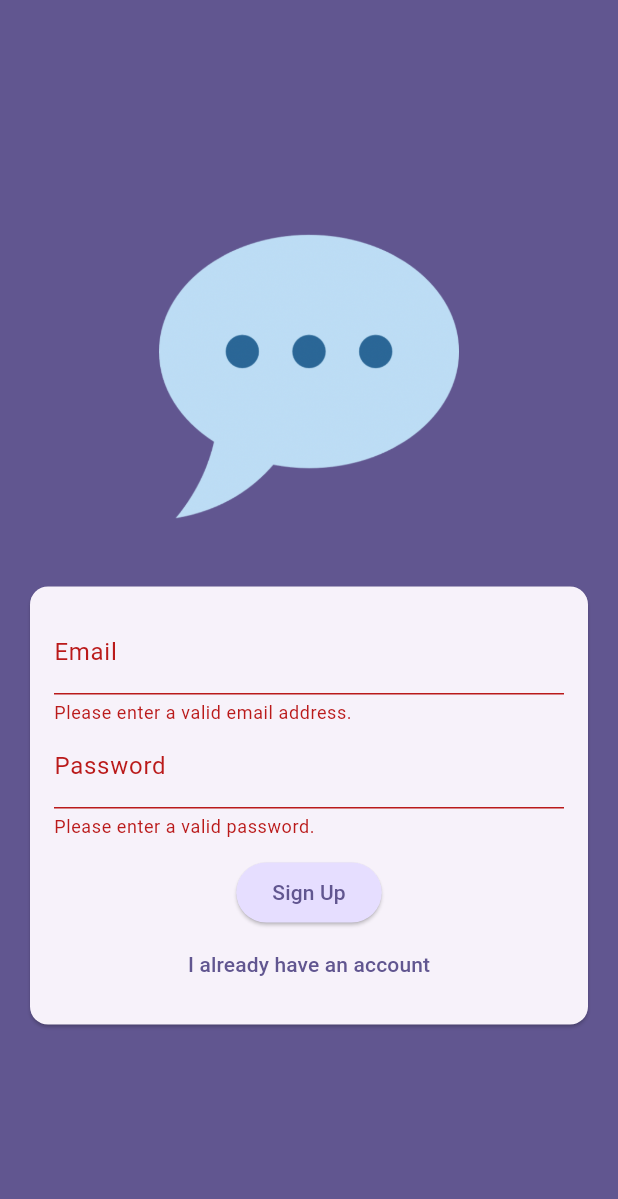
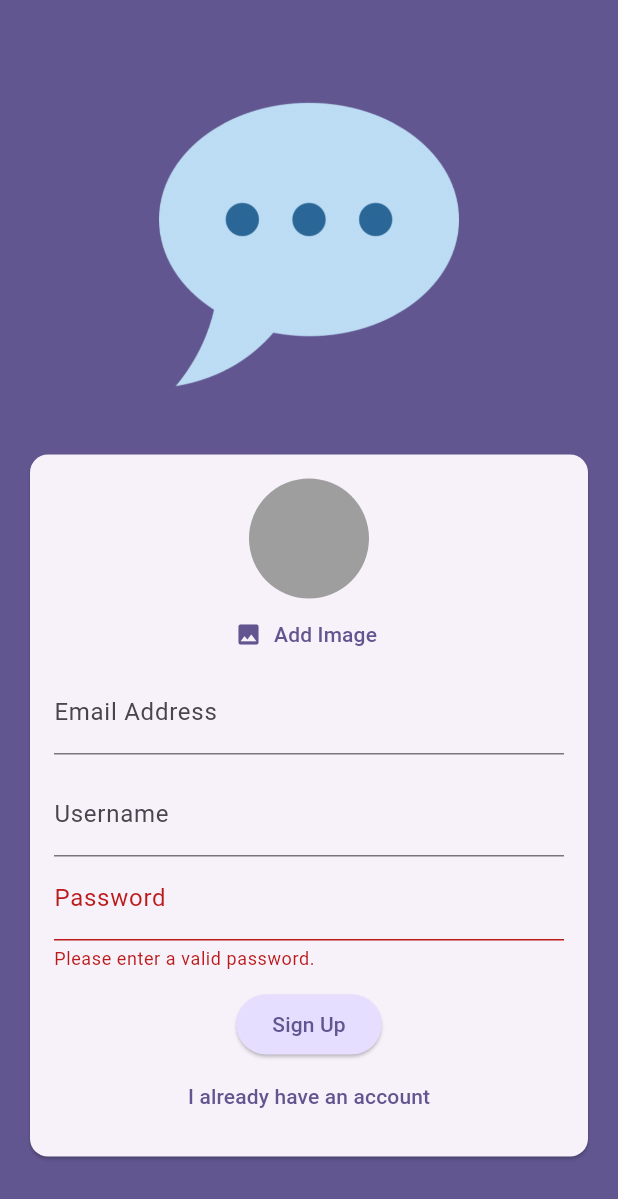
Before and after one commit to Km-khaled/flutter_basics, a Flutter app: the screen it shows after launch, after a tap on "Log In", after a tap on "Create an Account", on a phone screen of 412 x 824 dp. Shown: the top 1199 px of the screen. Run offline on Flutter 3.47's test engine with Material 3 defaults, Android fonts, the phone set to English and light mode, and no system bars; our stand-ins replace cloud_firestore, firebase_auth, firebase_core, firebase_storage, flutter_dotenv, flutter_riverpod and 6 more; accounts and stored records are empty; generated files the repository leaves out were written again.

Commit message:
Adding image upload, Firestore chat integration, and message bubble styling

```diff
--- a/chat_app/lib/main.dart
+++ b/chat_app/lib/main.dart
@@ -1,6 +1,6 @@
 import 'package:chat_app/screens/auth.dart';
 import 'package:chat_app/screens/chat.dart';
-import 'package:chat_app/screens/spalsh.dart';
+import 'package:chat_app/screens/splash.dart';
 import 'package:firebase_auth/firebase_auth.dart';
 import 'package:flutter/material.dart';
 import 'package:firebase_core/firebase_core.dart';
@@ -30,7 +30,7 @@
         stream: FirebaseAuth.instance.authStateChanges(),
         builder: (ctx, snapshot) {
           if (snapshot.connectionState == ConnectionState.waiting) {
-            return const SpalshScreen();
+            return const SplashScreen();
           }
           if (snapshot.hasData) {
             return const ChatScreen();
--- a/chat_app/lib/screens/auth.dart
+++ b/chat_app/lib/screens/auth.dart
@@ -1,3 +1,8 @@
+import 'dart:io';
+
+import 'package:chat_app/widgets/user_image_picker.dart';
+import 'package:cloud_firestore/cloud_firestore.dart';
+import 'package:firebase_storage/firebase_storage.dart';
 import 'package:flutter/material.dart';
 import 'package:firebase_auth/firebase_auth.dart';
 
@@ -14,16 +19,33 @@
   var _isLogin = true;
   final _formKey = GlobalKey<FormState>();
   var _enteredEmail = '';
+  var _enteredUsername = '';
   var _enteredPassword = '';
+  File? _selectedImage;
+  var _isAuthenticating = false;
+
+  void _pickedImage(File image) {
+    _selectedImage = image;
+  }
 
   void _submit() async {
     final isValid = _formKey.currentState?.validate() ?? false;
     if (!isValid) {
       return;
     }
+    if (!isValid && _selectedImage == null) {
+      ScaffoldMessenger.of(context).clearSnackBars();
+      ScaffoldMessenger.of(
+        context,
+      ).showSnackBar(const SnackBar(content: Text('Please pick an image')));
+      return;
+    }
     _formKey.currentState?.save();
     final userCredential;
     try {
+      setState(() {
+        _isAuthenticating = true;
+      });
       if (_isLogin) {
         userCredential = await _firebase.signInWithEmailAndPassword(
           email: _enteredEmail,
@@ -34,6 +56,21 @@
           email: _enteredEmail,
           password: _enteredPassword,
         );
+        final storageRef = FirebaseStorage.instance
+            .ref()
+            .child('user_images')
+            .child('${userCredential.user.uid}.jpg');
+        await storageRef.putFile(_selectedImage!);
+        final imageUrl = await storageRef.getDownloadURL();
+
+        await FirebaseFirestore.instance
+            .collection('users')
+            .doc(userCredential.user.uid)
+            .set({
+              'username': _enteredUsername,
+              'email': _enteredEmail,
+              'image_url': imageUrl,
+            });
       }
 
       print(userCredential);
@@ -42,6 +79,9 @@
       ScaffoldMessenger.of(context).showSnackBar(
         SnackBar(content: Text(error.message ?? 'Authentication failed')),
       );
+      setState(() {
+        _isAuthenticating = false;
+      });
     }
   }
 
@@ -75,9 +115,12 @@
                       child: Column(
                         mainAxisSize: MainAxisSize.min,
                         children: [
+                          if (!_isLogin)
+                            UserImagePicker(onImagePick: _pickedImage),
+
                           TextFormField(
                             decoration: const InputDecoration(
-                              labelText: 'Email',
+                              labelText: 'Email Address',
                             ),
                             keyboardType: TextInputType.emailAddress,
                             autocorrect: false,
@@ -95,6 +138,24 @@
                             },
                             onSaved: (value) {
                               _enteredEmail = value!;
+                            },
+                          ),
+                          const SizedBox(height: 12),
+                          if (!_isLogin)
+                            TextFormField(
+                              decoration: const InputDecoration(
+                                labelText: 'Username',
+                              ),
+                              enableSuggestions: false,
+                              validator: (value) {
+                                if (value == null || value.trim().isEmpty ||
+                                    value.trim().length < 4) {
+                                  return 'Please enter a valid username.';
+                                }
+                                return null;
+                              },
+                              onSaved: (value) {
+                                _enteredUsername = value!;
                               },
                             ),
                           TextFormField(
@@ -116,6 +177,9 @@
                             },
                           ),
                           const SizedBox(height: 12),
+                          if (_isAuthenticating)
+                            const CircularProgressIndicator(),
+                          if (!_isAuthenticating)
                             ElevatedButton(
                               style: ElevatedButton.styleFrom(
                                 backgroundColor:
@@ -128,6 +192,7 @@
                               },
                               child: Text(_isLogin ? 'Log In' : 'Sign Up'),
                             ),
+                          if (!_isAuthenticating)
                             TextButton(
                               onPressed: () {
                                 setState(() {
--- a/chat_app/lib/screens/chat.dart
+++ b/chat_app/lib/screens/chat.dart
@@ -1,3 +1,5 @@
+import 'package:chat_app/widgets/chat_messages.dart';
+import 'package:chat_app/widgets/new_message.dart';
 import 'package:firebase_auth/firebase_auth.dart';
 import 'package:flutter/material.dart';
 
@@ -21,7 +23,9 @@
           ),
         ],
       ),
-      body: const Center(child: Text('Logged In!')),
+      body: Column(
+        children: const [Expanded(child: ChatMessages()), NewMessage()],
+      ),
     );
   }
 }
--- /dev/null
+++ b/chat_app/lib/widgets/user_image_picker.dart
@@ -0,0 +1,53 @@
+import 'dart:io';
+
+import 'package:flutter/material.dart';
+import 'package:image_picker/image_picker.dart';
+
+class UserImagePicker extends StatefulWidget {
+  final void Function(File pickedImage) onImagePick;
+  const UserImagePicker({super.key, required this.onImagePick});
+
+  @override
+  State<UserImagePicker> createState() => _UserImagePickerState();
+}
+
+class _UserImagePickerState extends State<UserImagePicker> {
+  File? _pickedImage;
+
+  void _pickImage() async {
+    final pickedImage = await ImagePicker().pickImage(
+      source: ImageSource.camera,
+      imageQuality: 50,
+      maxWidth: 150,
+    );
+    if (pickedImage == null) {
+      return;
+    }
+    setState(() {
+      _pickedImage = File(pickedImage.path);
+    });
+    widget.onImagePick(_pickedImage!);
+  }
+
+  @override
+  Widget build(BuildContext context) {
+    return Column(
+      children: [
+        CircleAvatar(
+          radius: 40,
+          backgroundColor: Colors.grey,
+          foregroundImage:
+              _pickedImage != null ? FileImage(_pickedImage!) : null,
+        ),
+        TextButton.icon(
+          onPressed: _pickImage,
+          label: Text(
+            "Add Image",
+            style: TextStyle(color: Theme.of(context).colorScheme.primary),
+          ),
+          icon: Icon(Icons.image),
+        ),
+      ],
+    );
+  }
+}
--- a/chat_app/pubspec.yaml
+++ b/chat_app/pubspec.yaml
@@ -11,6 +11,9 @@
     sdk: flutter
   firebase_core: ^3.13.0
   firebase_auth: ^5.5.2
+  firebase_storage: ^12.4.5
+  image_picker: ^1.1.2
+  cloud_firestore: ^5.6.6
 
 dev_dependencies:
   flutter_test:
```
Also changed, not shown: chat_app/lib/screens/splash.dart (renamed from chat_app/lib/screens/spalsh.dart, +4 -4 lines), chat_app/lib/widgets/chat_messages.dart (added, +62 -0 lines), chat_app/lib/widgets/message_bubble.dart (added, +146 -0 lines), chat_app/lib/widgets/new_message.dart (added, +70 -0 lines), chat_app/pubspec.lock, 6 other files. Lines whose indentation alone changed are shown as unchanged.
